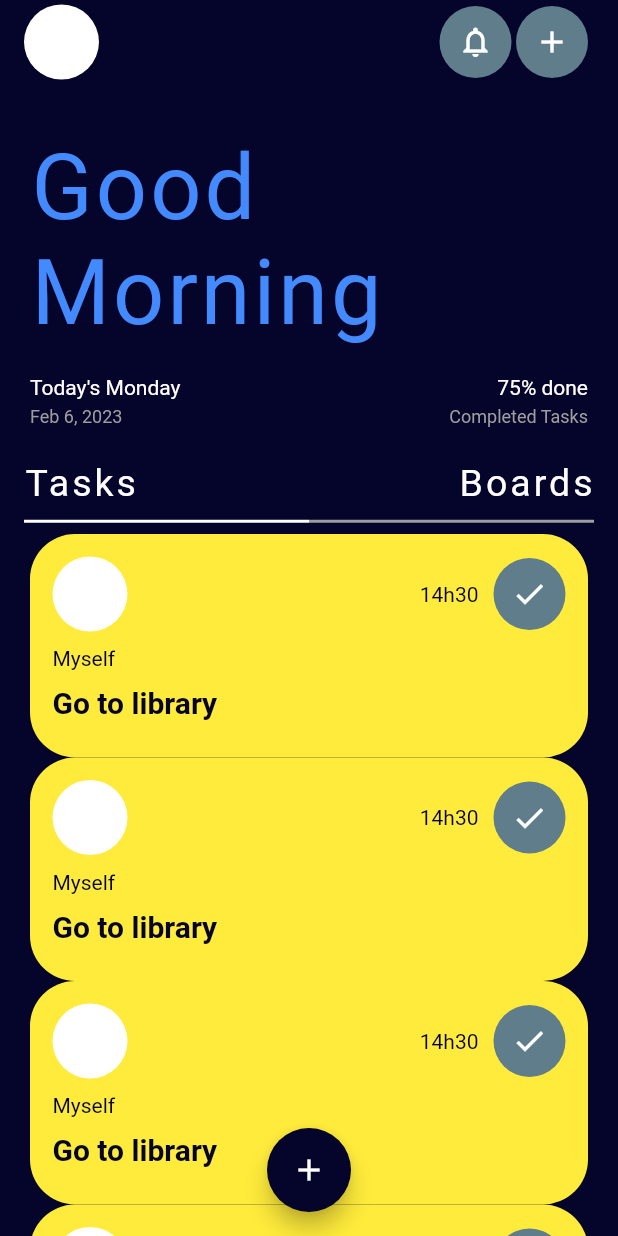
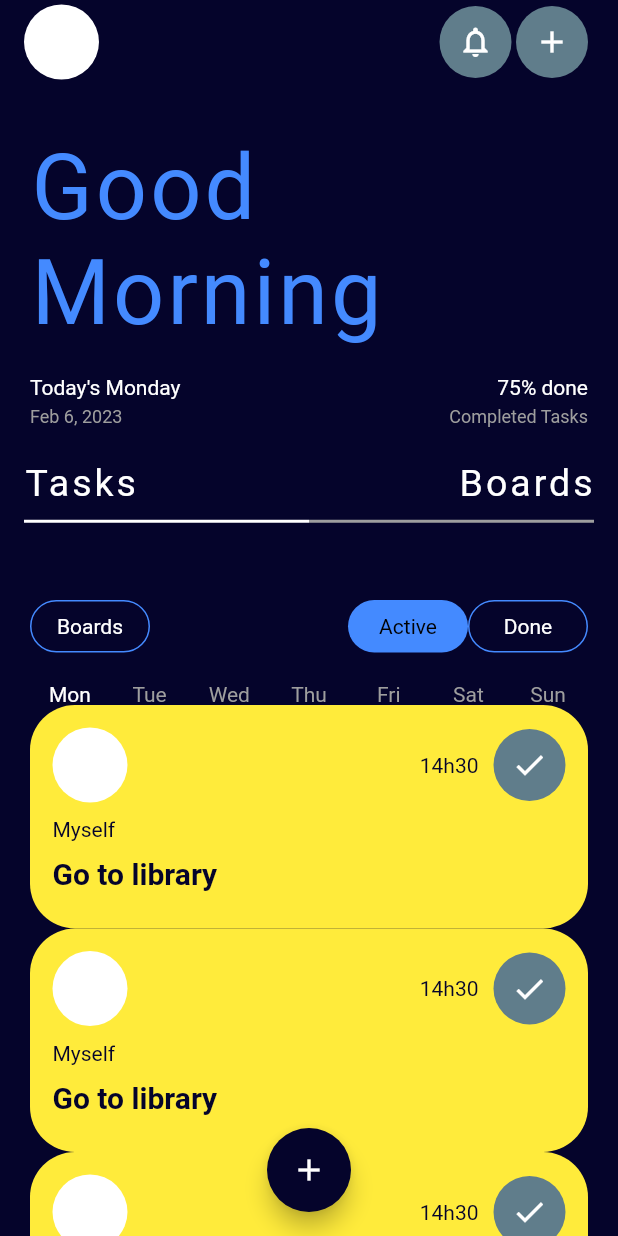
Before and after one commit to PrinceLeBon/todo_app, a Flutter app: the screen it shows after launch, on a phone screen of 412 x 824 dp. Run offline on Flutter 3.47's test engine with Material 2 defaults, Android fonts, the phone set to English and light mode, and no system bars; our stand-ins replace sticky_headers; missing offline and left inert: slide_to_confirm.

Commit message:
View Tasks

```diff
--- a/lib/pages/homepage.dart
+++ b/lib/pages/homepage.dart
@@ -17,7 +17,8 @@ class MyHomePage extends StatefulWidget {
 
 class _MyHomePageState extends State<MyHomePage> {
   late final ScrollController? controller;
-  int value = 1;
+  int tasksOrBoards = 1;
+  int days = 1;
 
   @override
   Widget build(BuildContext context) {
@@ -135,6 +136,7 @@ class _MyHomePageState extends State<MyHomePage> {
             SliverAppBar(
               pinned: true,
               elevation: 0,
+              expandedHeight: (tasksOrBoards == 1) ? 170 : 80,
               titleTextStyle:
                   TextStyle(fontWeight: FontWeight.normal, fontSize: 25),
               backgroundColor: const Color.fromRGBO(5, 4, 43, 1),
@@ -150,9 +152,9 @@ class _MyHomePageState extends State<MyHomePage> {
                           'Tasks',
                           style: TextStyle(letterSpacing: 2),
                         ),
-                        onTap: (){
+                        onTap: () {
                           setState(() {
-                            value = 1;
+                            tasksOrBoards = 1;
                           });
                         },
                       ),
@@ -161,7 +163,7 @@ class _MyHomePageState extends State<MyHomePage> {
                       ),
                       Container(
                         height: 2,
-                        color: (value==1) ? Colors.white : Colors.grey,
+                        color: (tasksOrBoards == 1) ? Colors.white : Colors.grey,
                       )
                     ],
                   )),
@@ -174,9 +176,9 @@ class _MyHomePageState extends State<MyHomePage> {
                           'Boards',
                           style: TextStyle(letterSpacing: 2),
                         ),
-                        onTap: (){
+                        onTap: () {
                           setState(() {
-                            value = 2;
+                            tasksOrBoards = 2;
                           });
                         },
                       ),
@@ -185,26 +187,140 @@ class _MyHomePageState extends State<MyHomePage> {
                       ),
                       Container(
                         height: 2,
-                        color: (value!=1) ? Colors.white : Colors.grey,
+                        color: (tasksOrBoards != 1) ? Colors.white : Colors.grey,
                       )
                     ],
                   )),
                 ],
               ),
+                flexibleSpace: (tasksOrBoards == 1) ? FlexibleSpaceBar(
+                background: Padding(
+                  padding: EdgeInsets.only(top: 100, right: 20, left: 20),
+                  child: Column(
+                    children: [
+                      Row(
+                        mainAxisAlignment: MainAxisAlignment.spaceBetween,
+                        children: [
+                          InkWell(
+                            child: Container(
+                              height: 35,
+                              width: 80,
+                              decoration: BoxDecoration(
+                                  color: Colors.transparent,
+                                  borderRadius: BorderRadius.circular(40),
+                                  border: Border.all(
+                                      color: Colors.blueAccent, width: 1)),
+                              child: const Center(
+                                child: Text(
+                                  'Boards',
+                                  style: TextStyle(color: Colors.white),
+                                ),
+                              ),
+                            ),
+                          ),
+                          Row(
+                            children: [
+                              InkWell(
+                                child: Container(
+                                  height: 35,
+                                  width: 80,
+                                  decoration: BoxDecoration(
+                                    color: Colors.blueAccent,
+                                    borderRadius: BorderRadius.circular(40),
+                                  ),
+                                  child: const Center(
+                                    child: Text(
+                                      'Active',
+                                      style: TextStyle(color: Colors.black),
+                                    ),
+                                  ),
+                                ),
+                              ),
+                              InkWell(
+                                child: Container(
+                                  height: 35,
+                                  width: 80,
+                                  decoration: BoxDecoration(
+                                      color: Colors.transparent,
+                                      borderRadius: BorderRadius.circular(40),
+                                      border: Border.all(
+                                          color: Colors.blueAccent, width: 1)),
+                                  child: const Center(
+                                    child: Text(
+                                      'Done',
+                                      style: TextStyle(color: Colors.white),
+                                    ),
+                                  ),
+                                ),
+                              )
+                            ],
+                          )
+                        ],
+                      ),
+                      Container(height: 20,),
+                      Row(
+                        mainAxisAlignment: MainAxisAlignment.spaceBetween,
+                        children: [
+                          Expanded(
+                            child: InkWell(
+                                child: Center(
+                              child: Text('Mon', style: TextStyle(color: (days==1) ? Colors.white : Colors.grey),),
+                            )),
+                          ),
+                          Expanded(
+                            child: InkWell(
+                                child: Center(
+                              child: Text('Tue', style: TextStyle(color: (days==2) ? Colors.white : Colors.grey),),
+                            )),
+                          ),
+                          Expanded(
+                            child: InkWell(
+                                child: Center(
+                              child: Text('Wed', style: TextStyle(color: (days==3) ? Colors.white : Colors.grey),),
+                            )),
+                          ),
+                          Expanded(
+                            child: InkWell(
+                                child: Center(
+                              child: Text('Thu', style: TextStyle(color: (days==4) ? Colors.white : Colors.grey),),
+                            )),
+                          ),
+                          Expanded(
+                            child: InkWell(
+                                child: Center(
+                              child: Text('Fri', style: TextStyle(color: (days==5) ? Colors.white : Colors.grey),),
+                            )),
+                          ),
+                          Expanded(
+                            child: InkWell(
+                                child: Center(
+                              child: Text('Sat', style: TextStyle(color: (days==6) ? Colors.white : Colors.grey),),
+                            )),
+                          ),
+                          Expanded(
+                            child: InkWell(
+                                child: Center(
+                              child: Text('Sun', style: TextStyle(color: (days==7) ? Colors.white : Colors.grey),),
+                            )),
+                          ),
+
+                        ],
+                      )
+                    ],
+                  ),
+                ),
+              ): Container(),
             ),
-            (value == 1)
-                ? SliverToBoxAdapter(
-              child: ListView.builder(
-                shrinkWrap: true,
-                  physics: const ClampingScrollPhysics(),
-                itemCount: 100,
-                  itemBuilder: (context, index){
-                return Padding(
-                  padding: EdgeInsets.only(left: 20, right: 20),
-                  child: Tasks(),
-                );
-              }),
-            )
+            (tasksOrBoards == 1)
+                ? SliverAnimatedList(
+                    itemBuilder: (_, index, ___) {
+                      return Padding(
+                        padding: EdgeInsets.only(left: 20, right: 20),
+                        child: Tasks(),
+                      );
+                    },
+                    initialItemCount: 10,
+                  )
                 : SliverAnimatedList(
                     itemBuilder: (_, index, ___) {
                       return Padding(
@@ -217,93 +333,6 @@ class _MyHomePageState extends State<MyHomePage> {
           ],
         ),
       ),
-      /*Padding(
-            padding: const EdgeInsets.only(left: 20, right: 20),
-            child: Column(
-              crossAxisAlignment: CrossAxisAlignment.start,
-              children: [
-                Container(height: 40),
-                (DateTime.now().hour >=
-                    12)
-                    ? (DateTime.now().hour >=
-                    18)
-                    ? const Text(
-                  'Good \nEvening',
-                  style: TextStyle(
-                      color: Colors.blueAccent,
-                      fontSize: 60,
-                      letterSpacing: 2),
-                )
-                    : const Text('Good \nAfternoon',
-                    style: TextStyle(
-                        color: Colors.blueAccent,
-                        fontSize: 60,
-                        letterSpacing: 2))
-                    : const Text('Good \nMorning',
-                    style: TextStyle(
-                        color: Colors.blueAccent,
-                        fontSize: 60,
-                        letterSpacing: 2)),
-                Container(
-                  height: 20,
-                ),
-                Row(
-                  mainAxisAlignment: MainAxisAlignment.spaceBetween,
-                  children: [
-                    Column(
-                      crossAxisAlignment: CrossAxisAlignment.start,
-                      children: [
-                        Text(
-                          'Today\'s ${DateFormat('EEEE').format(DateTime.now())}',
-                          style: TextStyle(color: Colors.white),
-                        ),
-                        Container(
-                          height: 5,
-                        ),
-                        Text(DateFormat('MMM d, yyyy').format(DateTime.now()),
-                            style: TextStyle(color: Colors.grey, fontSize: 12))
-                      ],
-                    ),
-                    Column(
-                      crossAxisAlignment: CrossAxisAlignment.end,
-                      children: [
-                        const Text(
-                          '75% done',
-                          style: TextStyle(color: Colors.white),
-                        ),
-                        Container(
-                          height: 5,
-                        ),
-                        const Text('Completed Tasks',
-                            style: TextStyle(color: Colors.grey, fontSize: 12))
-                      ],
-                    ),
-                  ],
-                ),
-                const TabBar(
-                  indicatorColor: Colors.white,
-                  tabs: [
-                    Tab(
-                      icon: Text(
-                        'Tasks',
-                        style: TextStyle(letterSpacing: 2),
-                      ),
-                    ),
-                    Tab(
-                      icon: Text(
-                        'Board',
-                        style: TextStyle(letterSpacing: 2),
-                      ),
-                    ),
-                  ],
-                ),
-                const Expanded(
-                    child:
-                    TabBarView(children: [TAbViewTasks(), List_Boards()])),
-              ],
-            ),
-          )
-        ,*/
       floatingActionButton: FloatingActionButton(
         child: const Icon(Icons.add),
         onPressed: () {},
--- a/lib/widgets/tasks.dart
+++ b/lib/widgets/tasks.dart
@@ -1,12 +1,15 @@
 import 'package:flutter/material.dart';
 import 'package:todo_app/widgets/profile_picture.dart';
+
+import '../pages/view_tasks.dart';
 
 class Tasks extends StatelessWidget {
   const Tasks({Key? key}) : super(key: key);
 
   @override
   Widget build(BuildContext context) {
-    return Container(
+    return InkWell(
+      child: Container(
         decoration: BoxDecoration(
             color: Colors.yellow[500], borderRadius: BorderRadius.circular(30)),
         child: Padding(
@@ -54,6 +57,11 @@ class Tasks extends StatelessWidget {
             ],
           ),
         ),
+      ),
+      onTap: (){
+        Navigator.of(context).push(MaterialPageRoute(
+            builder: (context) => const View_Tasks()));
+      },
     );
   }
 }
--- a/pubspec.yaml
+++ b/pubspec.yaml
@@ -38,6 +38,7 @@ dependencies:
   # Use with the CupertinoIcons class for iOS style icons.
   cupertino_icons: ^1.0.2
   sticky_headers: ^0.3.0+2
+  slide_to_confirm: ^1.1.0
 
 dev_dependencies:
   flutter_test:
```
Also changed, not shown: lib/pages/view_tasks.dart (added, +217 -0 lines), pubspec.lock. Lines whose indentation alone changed are shown as unchanged.
